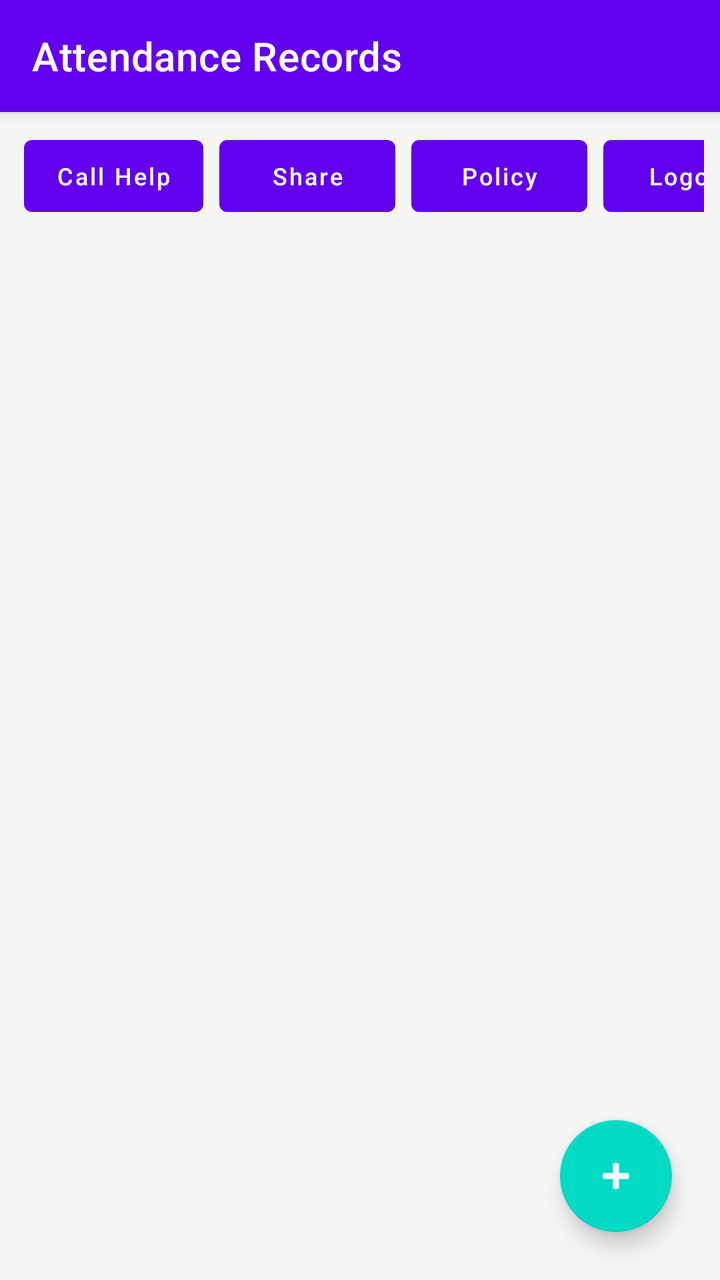
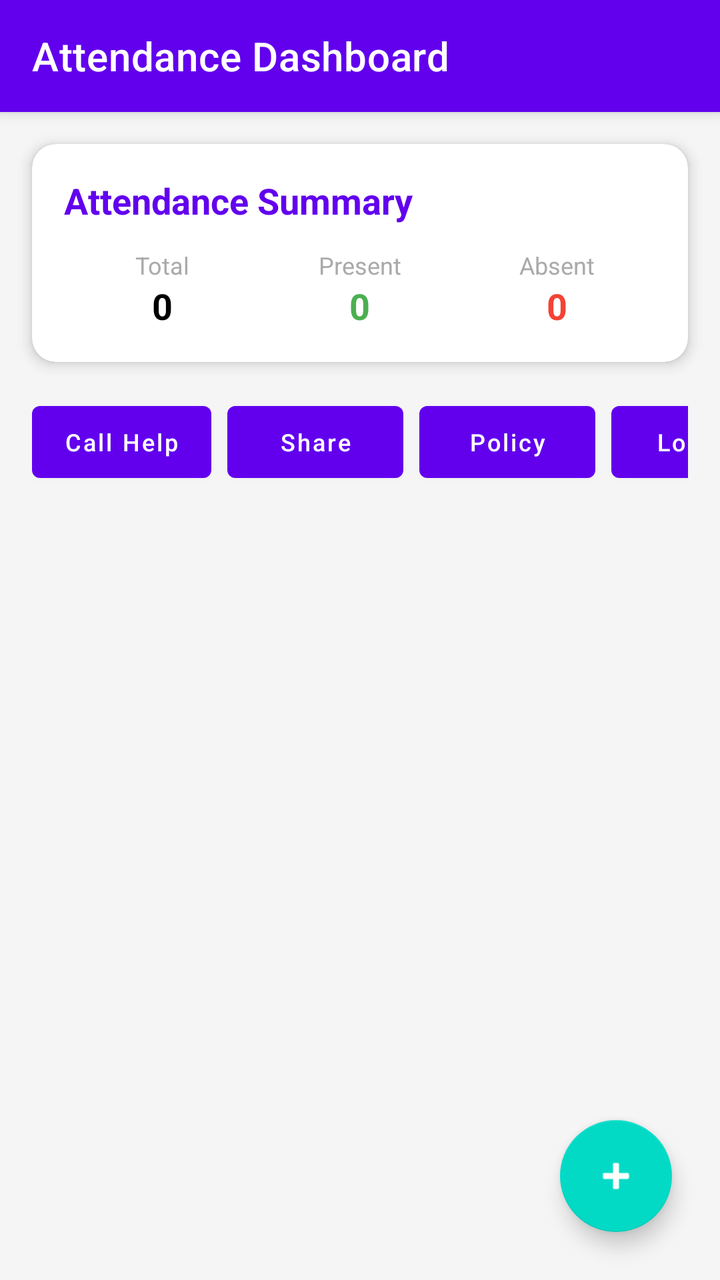

Before-and-after screenshots of an Android layout around one commit, followed by the original layout XML and the change that was made.
<!-- AndroidManifest.xml: activity theme Theme.Attendance_system -->
<!-- res/layout/activity_home.xml -->
<?xml version="1.0" encoding="utf-8"?>
<androidx.coordinatorlayout.widget.CoordinatorLayout xmlns:android="http://schemas.android.com/apk/res/android"
    xmlns:app="http://schemas.android.com/apk/res-auto"
    android:layout_width="match_parent"
    android:layout_height="match_parent"
    android:background="#F5F5F5">

    <com.google.android.material.appbar.AppBarLayout
        android:layout_width="match_parent"
        android:layout_height="wrap_content"
        android:theme="@style/Theme.Attendance_system">

        <androidx.appcompat.widget.Toolbar
            android:id="@+id/toolbar"
            android:layout_width="match_parent"
            android:layout_height="?attr/actionBarSize"
            android:background="@color/purple_500"
            app:title="Attendance Records"
            app:titleTextColor="@color/white" />

    </com.google.android.material.appbar.AppBarLayout>

    <LinearLayout
        android:layout_width="match_parent"
        android:layout_height="match_parent"
        android:orientation="vertical"
        app:layout_behavior="@string/appbar_scrolling_view_behavior">

        
        <HorizontalScrollView
            android:layout_width="match_parent"
            android:layout_height="wrap_content"
            android:scrollbars="none"
            android:padding="8dp"
            android:fillViewport="true">

            <LinearLayout
                android:layout_width="wrap_content"
                android:layout_height="wrap_content"
                android:orientation="horizontal"
                android:gravity="center">

                <Button
                    android:id="@+id/btnCall"
                    android:layout_width="wrap_content"
                    android:layout_height="wrap_content"
                    android:layout_marginHorizontal="4dp"
                    android:text="Call Help"
                    android:textSize="12sp"
                    android:textAllCaps="false" />

                <Button
                    android:id="@+id/btnShare"
                    android:layout_width="wrap_content"
                    android:layout_height="wrap_content"
                    android:layout_marginHorizontal="4dp"
                    android:text="Share"
                    android:textSize="12sp"
                    android:textAllCaps="false" />

                <Button
                    android:id="@+id/btnWeb"
                    android:layout_width="wrap_content"
                    android:layout_height="wrap_content"
                    android:layout_marginHorizontal="4dp"
                    android:text="Policy"
                    android:textSize="12sp"
                    android:textAllCaps="false" />

                <Button
                    android:id="@+id/btnLogout"
                    android:layout_width="wrap_content"
                    android:layout_height="wrap_content"
                    android:layout_marginHorizontal="4dp"
                    android:text="Logout"
                    android:textSize="12sp"
                    android:textAllCaps="false" />

            </LinearLayout>
        </HorizontalScrollView>

        <androidx.recyclerview.widget.RecyclerView
            android:id="@+id/recyclerView"
            android:layout_width="match_parent"
            android:layout_height="0dp"
            android:layout_weight="1"
            android:clipToPadding="false"
            android:paddingBottom="80dp" />

    </LinearLayout>

    <com.google.android.material.floatingactionbutton.FloatingActionButton
        android:id="@+id/fabAdd"
        android:layout_width="wrap_content"
        android:layout_height="wrap_content"
        android:layout_gravity="bottom|end"
        android:layout_margin="24dp"
        android:contentDescription="Add Attendance"
        app:tint="@color/white"
        android:src="@android:drawable/ic_input_add" />

</androidx.coordinatorlayout.widget.CoordinatorLayout>
<!-- resources referenced by this layout -->
<resources>
  <color name="purple_500">#FF6200EE</color>
  <color name="white">#FFFFFFFF</color>
  <style name="Theme.Attendance_system" parent="Theme.MaterialComponents.Light.NoActionBar">
          <item name="colorPrimary">@color/purple_500</item>
          <item name="colorPrimaryVariant">@color/purple_700</item>
          <item name="colorOnPrimary">@color/white</item>
          <item name="colorSecondary">@color/teal_200</item>
      </style>
  <color name="purple_700">#FF3700B3</color>
  <color name="teal_200">#FF03DAC5</color>
</resources>

<!-- the commit's change to res/layout/activity_home.xml (unified diff, before → after) -->
@@ -15,7 +15,7 @@
             android:layout_width="match_parent"
             android:layout_height="?attr/actionBarSize"
             android:background="@color/purple_500"
-            app:title="Attendance Records"
+            app:title="Attendance Dashboard"
             app:titleTextColor="@color/white" />
 
     </com.google.android.material.appbar.AppBarLayout>
@@ -27,11 +27,120 @@
         app:layout_behavior="@string/appbar_scrolling_view_behavior">
 
         
+        <androidx.cardview.widget.CardView
+            android:id="@+id/cardSummary"
+            android:layout_width="match_parent"
+            android:layout_height="wrap_content"
+            android:layout_margin="16dp"
+            app:cardCornerRadius="12dp"
+            app:cardElevation="4dp">
+
+            <LinearLayout
+                android:layout_width="match_parent"
+                android:layout_height="wrap_content"
+                android:orientation="vertical"
+                android:padding="16dp">
+
+                <TextView
+                    android:id="@+id/tvSummaryTitle"
+                    android:layout_width="wrap_content"
+                    android:layout_height="wrap_content"
+                    android:text="Attendance Summary"
+                    android:textColor="@color/purple_500"
+                    android:textSize="18sp"
+                    android:textStyle="bold" />
+
+                <LinearLayout
+                    android:layout_width="match_parent"
+                    android:layout_height="wrap_content"
+                    android:layout_marginTop="12dp"
+                    android:orientation="horizontal"
+                    android:gravity="center">
+
+                    <LinearLayout
+                        android:layout_width="0dp"
+                        android:layout_height="wrap_content"
+                        android:layout_weight="1"
+                        android:orientation="vertical"
+                        android:gravity="center">
+
+                        <TextView
+                            android:layout_width="wrap_content"
+                            android:layout_height="wrap_content"
+                            android:text="Total"
+                            android:textSize="12sp"
+                            android:textColor="@android:color/darker_gray" />
+
+                        <TextView
+                            android:id="@+id/tvTotalCount"
+                            android:layout_width="wrap_content"
+                            android:layout_height="wrap_content"
+                            android:text="0"
+                            android:textSize="18sp"
+                            android:textStyle="bold"
+                            android:textColor="@color/black" />
+                    </LinearLayout>
+
+                    <LinearLayout
+                        android:layout_width="0dp"
+                        android:layout_height="wrap_content"
+                        android:layout_weight="1"
+                        android:orientation="vertical"
+                        android:gravity="center">
+
+                        <TextView
+                            android:layout_width="wrap_content"
+                            android:layout_height="wrap_content"
+                            android:text="Present"
+                            android:textSize="12sp"
+                            android:textColor="@android:color/darker_gray" />
+
+                        <TextView
+                            android:id="@+id/tvPresentCount"
+                            android:layout_width="wrap_content"
+                            android:layout_height="wrap_content"
+                            android:text="0"
+                            android:textSize="18sp"
+                            android:textStyle="bold"
+                            android:textColor="#4CAF50" />
+                    </LinearLayout>
+
+                    <LinearLayout
+                        android:layout_width="0dp"
+                        android:layout_height="wrap_content"
+                        android:layout_weight="1"
+                        android:orientation="vertical"
+                        android:gravity="center">
+
+                        <TextView
+                            android:layout_width="wrap_content"
+                            android:layout_height="wrap_content"
+                            android:text="Absent"
+                            android:textSize="12sp"
+                            android:textColor="@android:color/darker_gray" />
+
+                        <TextView
+                            android:id="@+id/tvAbsentCount"
+                            android:layout_width="wrap_content"
+                            android:layout_height="wrap_content"
+                            android:text="0"
+                            android:textSize="18sp"
+                            android:textStyle="bold"
+                            android:textColor="#F44336" />
+                    </LinearLayout>
+
+                </LinearLayout>
+
+            </LinearLayout>
+        </androidx.cardview.widget.CardView>
+
+        
         <HorizontalScrollView
             android:layout_width="match_parent"
             android:layout_height="wrap_content"
             android:scrollbars="none"
-            android:padding="8dp"
+            android:paddingHorizontal="16dp"
+            android:paddingBottom="8dp"
             android:fillViewport="true">
 
             <LinearLayout
@@ -44,7 +153,7 @@
                     android:id="@+id/btnCall"
                     android:layout_width="wrap_content"
                     android:layout_height="wrap_content"
-                    android:layout_marginHorizontal="4dp"
+                    android:layout_marginEnd="8dp"
                     android:text="Call Help"
                     android:textSize="12sp"
                     android:textAllCaps="false" />
@@ -53,7 +162,7 @@
                     android:id="@+id/btnShare"
                     android:layout_width="wrap_content"
                     android:layout_height="wrap_content"
-                    android:layout_marginHorizontal="4dp"
+                    android:layout_marginEnd="8dp"
                     android:text="Share"
                     android:textSize="12sp"
                     android:textAllCaps="false" />
@@ -62,7 +171,7 @@
                     android:id="@+id/btnWeb"
                     android:layout_width="wrap_content"
                     android:layout_height="wrap_content"
-                    android:layout_marginHorizontal="4dp"
+                    android:layout_marginEnd="8dp"
                     android:text="Policy"
                     android:textSize="12sp"
                     android:textAllCaps="false" />
@@ -71,7 +180,6 @@
                     android:id="@+id/btnLogout"
                     android:layout_width="wrap_content"
                     android:layout_height="wrap_content"
-                    android:layout_marginHorizontal="4dp"
                     android:text="Logout"
                     android:textSize="12sp"
                     android:textAllCaps="false" />
<!-- resource entries referenced after the edit -->
@@ -1,5 +1,6 @@
 <!-- resources referenced by this layout -->
 <resources>
+  <color name="black">#FF000000</color>
   <color name="purple_500">#FF6200EE</color>
   <color name="white">#FFFFFFFF</color>
   <style name="Theme.Attendance_system" parent="Theme.MaterialComponents.Light.NoActionBar">
